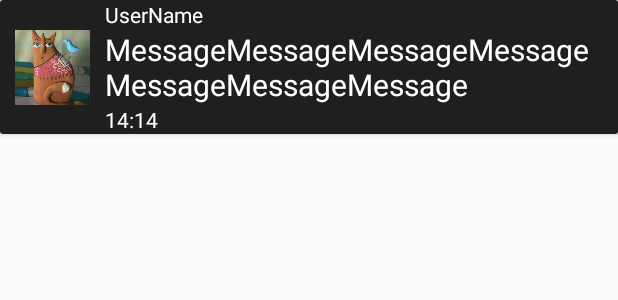
After one commit to vikzelikov/BonchDevMessenger, an Android app: the layout other_message_item.xml on its own in the app's theme, with its tools: preview values and no code run, on a phone screen of 412 x 824 dp. The commit adds this screen. Shown: the top 300 px of the screen. Run offline under Robolectric (Android 15) with nearby library versions, the phone set to English and light mode, and no system bars.

Commit message:
65% done

```diff
--- /dev/null
+++ b/app/src/main/java/bonch/dev/school/models/Message.kt
@@ -0,0 +1,5 @@
+package bonch.dev.school.models
+
+import java.util.*
+
+data class Message(val messageId: Int, val messageText: String, val sentDate: Date, val isUser: Boolean)
--- /dev/null
+++ b/app/src/main/res/layout/other_message_item.xml
@@ -0,0 +1,59 @@
+<?xml version="1.0" encoding="utf-8"?>
+<androidx.cardview.widget.CardView
+    xmlns:android="http://schemas.android.com/apk/res/android"
+    xmlns:app="http://schemas.android.com/apk/res-auto"
+    android:orientation="horizontal"
+    android:layout_width="match_parent"
+    android:layout_height="wrap_content">
+
+    <androidx.constraintlayout.widget.ConstraintLayout
+        android:layout_width="match_parent"
+        android:layout_height="match_parent"
+        android:background="#1f1f1f">
+
+        <ImageView
+            android:id="@+id/other_message_image"
+            android:layout_width="50dp"
+            android:layout_height="50dp"
+            android:layout_marginStart="10dp"
+            app:layout_constraintBottom_toBottomOf="parent"
+            app:layout_constraintStart_toStartOf="parent"
+            app:layout_constraintTop_toTopOf="parent"
+            app:srcCompat="@drawable/avatar" />
+
+        <TextView
+            android:id="@+id/other_message_text"
+            android:layout_width="0dp"
+            android:layout_height="wrap_content"
+            android:layout_margin="10dp"
+            android:text="MessageMessageMessageMessageMessageMessageMessage"
+            android:textColor="@android:color/white"
+            android:textSize="20sp"
+            app:layout_constraintBottom_toBottomOf="parent"
+            app:layout_constraintEnd_toEndOf="parent"
+            app:layout_constraintStart_toEndOf="@id/other_message_image"
+            app:layout_constraintTop_toTopOf="parent" />
+
+        <TextView
+            android:id="@+id/other_message_name"
+            android:layout_width="wrap_content"
+            android:layout_height="wrap_content"
+            android:layout_marginStart="10dp"
+            android:text="UserName"
+            android:textColor="@android:color/white"
+            app:layout_constraintStart_toEndOf="@id/other_message_image"
+            app:layout_constraintTop_toTopOf="parent" />
+
+        <TextView
+            android:id="@+id/other_message_date"
+            android:layout_width="wrap_content"
+            android:layout_height="wrap_content"
+            android:layout_marginStart="10dp"
+            android:text="14:14"
+            android:textColor="@android:color/white"
+            app:layout_constraintStart_toEndOf="@+id/other_message_image"
+            app:layout_constraintTop_toBottomOf="@id/other_message_text" />
+
+    </androidx.constraintlayout.widget.ConstraintLayout>
+
+</androidx.cardview.widget.CardView>
```
Also changed, not shown: app/src/main/java/bonch/dev/school/ui/MessageRecyclerItems.kt (added, +63 -0 lines), app/src/main/java/bonch/dev/school/ui/fragments/ChatFragment.kt (+66 -7 lines), app/src/main/res/layout/fragment_chat.xml (+12 -1 lines), app/src/main/res/layout/user_message_item.xml (added, +39 -0 lines).
